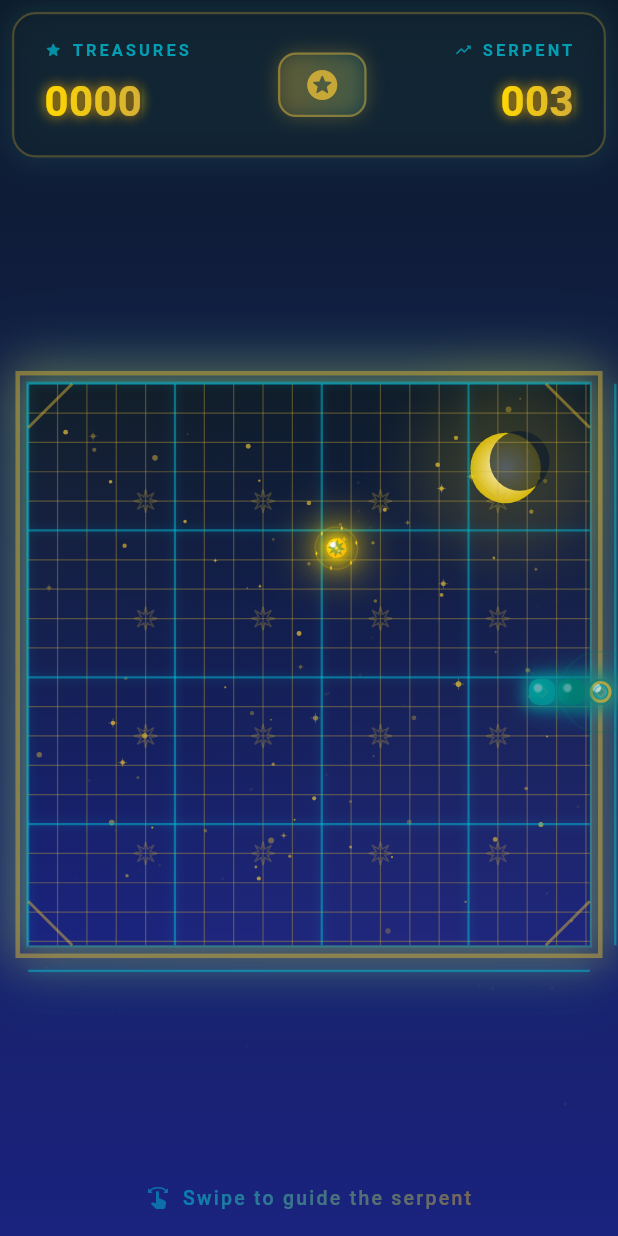
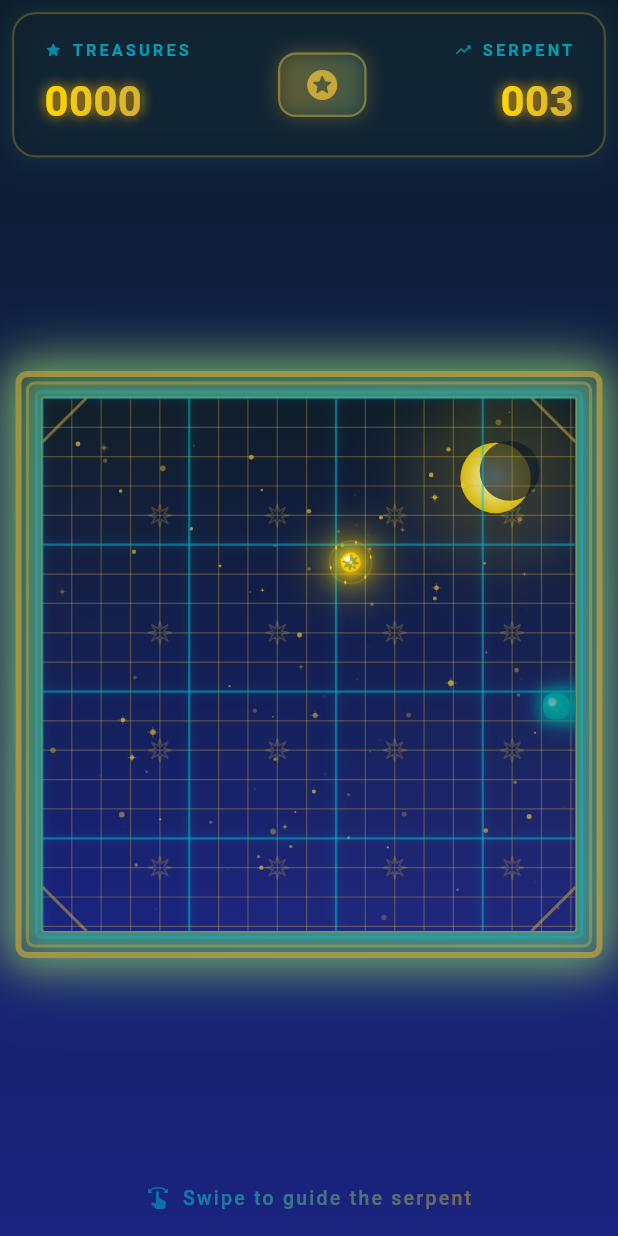
Before and after one commit to muhammadbader/pygame, a Flutter app: the GameScreen screen opened directly, on a phone screen of 412 x 824 dp. Run offline on Flutter 3.47's test engine with Material 3 defaults, Android fonts, the phone set to English and light mode, and no system bars; our stand-ins replace shared_preferences; accounts and stored records are empty; Roboto replaces fonts that are missing (Poppins).

Commit message:
Enhance game board with luxurious multi-layer ornamental frame
Transform the board border into a stunning Arabian-inspired frame with:
- Multi-layer border design (4 layers)
- Animated pulsing glow effects synchronized with shimmer
- 4 layered box shadows creating depth
- Rounded corners graduating from 8px to 2px
- Glassmorphic gradient overlays
- All colors pulse in harmony for breathing effect

The board now appears as a precious mystical window!

```diff
--- a/pygame/snake/lib/screens/game_screen.dart
+++ b/pygame/snake/lib/screens/game_screen.dart
@@ -373,38 +373,108 @@ class _GameScreenState extends State<GameScreen>
         return GestureDetector(
           onPanStart: _handlePanStart,
           onPanUpdate: _handlePanUpdate,
-          child: Container(
+          child: AnimatedBuilder(
+            animation: _shimmerAnimationController,
+            builder: (context, child) {
+              final shimmerValue = _shimmerAnimationController.value;
+              final pulseGlow = (sin(shimmerValue * pi * 2) * 0.5 + 0.5) * 0.3;
+
+              return Container(
                 width: boardSize,
                 height: boardSize,
                 decoration: BoxDecoration(
-              // Arabian ornamental border
+                  borderRadius: BorderRadius.circular(8),
+                  // Multi-layer ornamental border with animated glow
                   border: Border.all(
-                color: const Color(0xFFD4AF37).withOpacity(0.5), // Rich gold
-                width: 3,
+                    color: const Color(0xFFD4AF37).withOpacity(0.6 + pulseGlow),
+                    width: 4,
                   ),
-              // Double border effect
+                  // Enhanced multi-layer glow effects
+                  boxShadow: [
+                    // Outer golden glow (pulsing)
+                    BoxShadow(
+                      color: const Color(0xFFD4AF37).withOpacity(0.5 + pulseGlow),
+                      blurRadius: 30,
+                      spreadRadius: 4,
+                    ),
+                    // Mid golden glow
+                    BoxShadow(
+                      color: const Color(0xFFFFD700).withOpacity(0.3 + pulseGlow * 0.5),
+                      blurRadius: 20,
+                      spreadRadius: 2,
+                    ),
+                    // Turquoise accent glow
+                    BoxShadow(
+                      color: const Color(0xFF00BCD4).withOpacity(0.3 + pulseGlow * 0.4),
+                      blurRadius: 45,
+                      spreadRadius: 6,
+                    ),
+                    // Inner turquoise shimmer
+                    BoxShadow(
+                      color: const Color(0xFF00BCD4).withOpacity(0.2),
+                      blurRadius: 15,
+                      spreadRadius: 1,
+                    ),
+                  ],
+                  // Subtle gradient background for border depth
+                  gradient: LinearGradient(
+                    begin: Alignment.topLeft,
+                    end: Alignment.bottomRight,
+                    colors: [
+                      const Color(0xFF0D1B2A).withOpacity(0.3),
+                      const Color(0xFF1A237E).withOpacity(0.2),
+                    ],
+                  ),
+                ),
+                // Mid-layer ornamental frame
+                child: Container(
+                  margin: const EdgeInsets.all(3),
+                  decoration: BoxDecoration(
+                    borderRadius: BorderRadius.circular(6),
+                    border: Border.all(
+                      color: const Color(0xFFD4AF37).withOpacity(0.4 + pulseGlow * 0.3),
+                      width: 2,
+                    ),
+                    // Glassmorphic inner frame
+                    gradient: LinearGradient(
+                      begin: Alignment.topLeft,
+                      end: Alignment.bottomRight,
+                      colors: [
+                        const Color(0xFFD4AF37).withOpacity(0.1),
+                        const Color(0xFF00BCD4).withOpacity(0.05),
+                      ],
+                    ),
+                  ),
+                  // Inner ornamental border with turquoise accent
+                  child: Container(
+                    margin: const EdgeInsets.all(4),
+                    decoration: BoxDecoration(
+                      borderRadius: BorderRadius.circular(4),
+                      border: Border.all(
+                        color: const Color(0xFF00BCD4).withOpacity(0.4 + pulseGlow * 0.2),
+                        width: 2,
+                      ),
+                      // Inner glow
                       boxShadow: [
                         BoxShadow(
-                  color: const Color(0xFFD4AF37).withOpacity(0.4),
-                  blurRadius: 25,
-                  spreadRadius: 3,
-                ),
-                BoxShadow(
-                  color: const Color(0xFF00BCD4).withOpacity(0.2), // Turquoise glow
-                  blurRadius: 40,
-                  spreadRadius: 5,
+                          color: const Color(0xFF00BCD4).withOpacity(0.2 + pulseGlow * 0.2),
+                          blurRadius: 10,
+                          spreadRadius: 0,
                         ),
                       ],
                     ),
-            // Inner ornamental border
+                    // Final inner frame
                     child: Container(
-              margin: const EdgeInsets.all(4),
+                      margin: const EdgeInsets.all(2),
                       decoration: BoxDecoration(
+                        borderRadius: BorderRadius.circular(2),
                         border: Border.all(
-                  color: const Color(0xFF00BCD4).withOpacity(0.3), // Turquoise
-                  width: 1.5,
+                          color: const Color(0xFFD4AF37).withOpacity(0.3),
+                          width: 1,
                         ),
                       ),
+                      child: ClipRRect(
+                        borderRadius: BorderRadius.circular(2),
                         child: AnimatedBuilder(
                           animation: Listenable.merge([
                             _foodAnimation,
@@ -426,6 +496,11 @@ class _GameScreenState extends State<GameScreen>
                           },
                         ),
                       ),
+                    ),
+                  ),
+                ),
+              );
+            },
           ),
         );
       },
```
Lines whose indentation alone changed are shown as unchanged.
